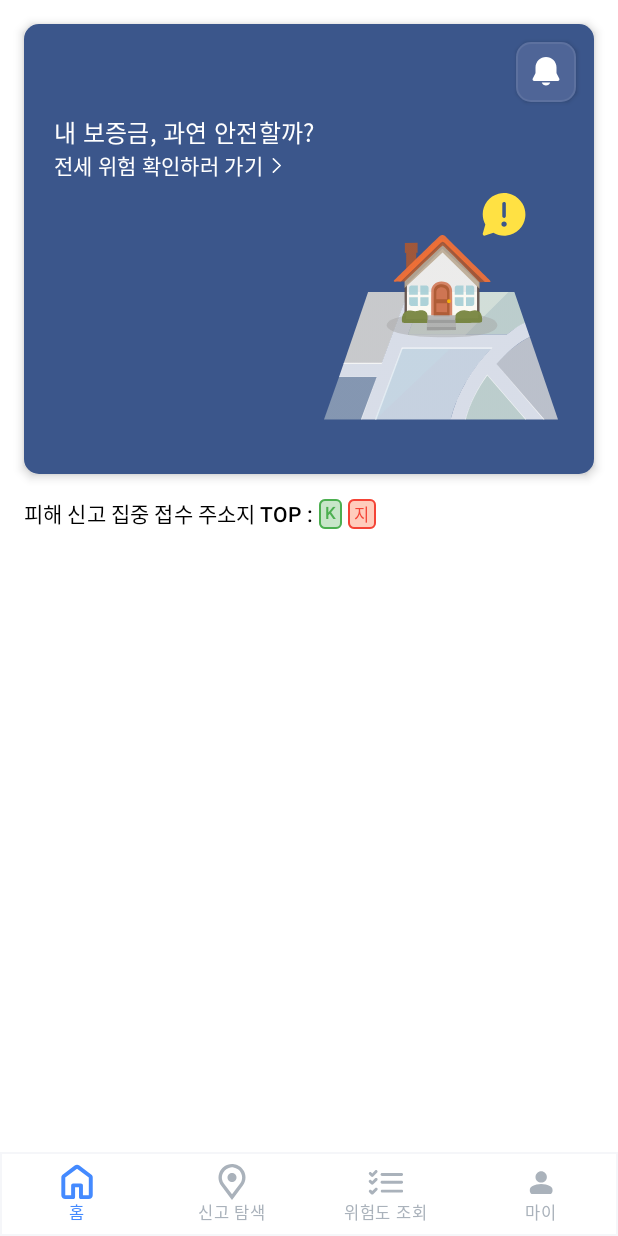
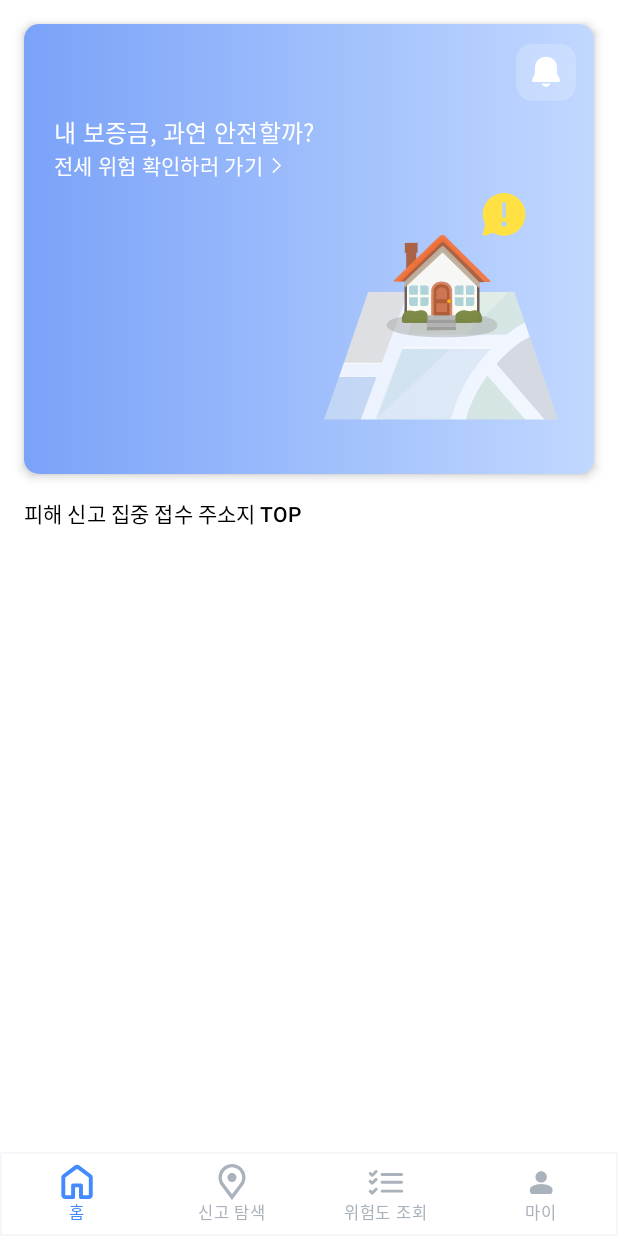
Before and after one commit to Somsomcore/zipcheck-front, an Android app built with Jetpack Compose: the MainScreen screen opened through its navigation route, on a phone screen of 412 x 824 dp. Run offline under Robolectric (Android 15) with nearby library versions, the phone set to English and light mode, and no system bars.

Commit message:
[feat] 아이콘 및 배경 카드 색 수정

```diff
--- a/app/src/main/java/com/zipcheck/android/ui/screen/MainActivity.kt
+++ b/app/src/main/java/com/zipcheck/android/ui/screen/MainActivity.kt
@@ -52,9 +52,13 @@ import com.zipcheck.android.ui.theme.ZipcheckfrontTheme
 import android.content.pm.PackageManager
 import android.util.Base64
 import android.util.Log
+import androidx.compose.foundation.background
 import androidx.compose.runtime.LaunchedEffect
 import androidx.compose.runtime.mutableStateOf
 import androidx.compose.runtime.saveable.rememberSaveable
+import androidx.compose.ui.graphics.Brush
+import com.zipcheck.android.ui.theme.HomeBGLinear0
+import com.zipcheck.android.ui.theme.HomeBGLinear1
 import java.security.MessageDigest
 
 class MainActivity : ComponentActivity() {
@@ -168,6 +172,9 @@ fun MainScreen(
     modifier: Modifier = Modifier
 
 ) {
+    val homeBGLinear0 = HomeBGLinear0
+    val homeBGLinear1 = HomeBGLinear1
+
     Column(
         modifier = modifier
             .fillMaxSize()
@@ -186,11 +193,16 @@ fun MainScreen(
                     .fillMaxWidth()
                     .height(300.dp),
                 shape = RoundedCornerShape(10.dp),
-                colors = CardDefaults.cardColors(containerColor = Color(0xFF3B568B)),
+                colors = CardDefaults.cardColors(containerColor = Color.Transparent),
                 elevation = CardDefaults.cardElevation(4.dp)
             ) {
                 // Row 대신 Box로 배치 자유도 확보
-                Box(modifier = Modifier.fillMaxSize()) {
+                Box(modifier = Modifier
+                    .fillMaxSize()
+                    .background(
+                        brush = Brush.horizontalGradient(listOf(homeBGLinear0, homeBGLinear1))
+                    )
+                ) {
 
                     // 좌측 텍스트
                     Column(
@@ -243,12 +255,9 @@ fun MainScreen(
                                 interactionSource = interaction,
                                 indication = null
                             ) { /* TODO: 알림 화면 이동 */ },
-                        shape = RoundedCornerShape(10.dp),         // 둥근 사각
                         colors = CardDefaults.cardColors(
-                            containerColor = Color(0xFF4F6597)     // 배너색보다 살짝 밝은 파랑 (배경)
-                        ),
-                        elevation = CardDefaults.cardElevation(2.dp),
-                        border = BorderStroke(1.dp, Color.White.copy(alpha = 0.08f)) // 미묘한 테두리(선택)
+                            containerColor = Color.Transparent
+                        )
                     ) {
                         Box(
                             contentAlignment = Alignment.Center,
@@ -257,8 +266,8 @@ fun MainScreen(
                             Icon(
                                 painter = painterResource(id = R.drawable.ic_noti),
                                 contentDescription = "Notification",
-                                tint = Color.White,                 // 아이콘 흰색
-                                modifier = Modifier.size(24.dp)
+                                tint = Color.Unspecified,
+                                modifier = Modifier.size(40.dp)
                             )
                         }
                     }
@@ -276,36 +285,11 @@ fun MainScreen(
         ) {
             Row(verticalAlignment = Alignment.CenterVertically) {
                 Text(
-                    "피해 신고 집중 접수 주소지 TOP : ",
+                    "피해 신고 집중 접수 주소지 TOP",
                     style = MaterialTheme.typography.titleSmall,
                     color = Color.Black
                 )
-                // K/지 아이콘/텍스트 (Placeholder)
-                Card(
-                    shape = RoundedCornerShape(4.dp),
-                    colors = CardDefaults.cardColors(containerColor = Color(0xFFC8E6C9)), // 연두색 배경
-                    border = BorderStroke(1.dp, Color(0xFF4CAF50)) // 녹색 테두리
-                ) {
-                    Text(
-                        "K",
-                        modifier = Modifier.padding(horizontal = 4.dp, vertical = 2.dp),
-                        color = Color(0xFF4CAF50), // 녹색 텍스트
-                        style = MaterialTheme.typography.labelSmall
-                    )
-                }
-                Spacer(Modifier.size(4.dp))
-                Card(
-                    shape = RoundedCornerShape(4.dp),
-                    colors = CardDefaults.cardColors(containerColor = Color(0xFFFFCCBC)), // 살구색 배경
-                    border = BorderStroke(1.dp, Color(0xFFF44336)) // 빨간색 테두리
-                ) {
-                    Text(
-                        "지",
-                        modifier = Modifier.padding(horizontal = 4.dp, vertical = 2.dp),
-                        color = Color(0xFFF44336), // 빨간색 텍스트
-                        style = MaterialTheme.typography.labelSmall
-                    )
-                }
+
             }
 
             Spacer(Modifier.height(8.dp))
--- a/app/src/main/java/com/zipcheck/android/ui/theme/Color.kt
+++ b/app/src/main/java/com/zipcheck/android/ui/theme/Color.kt
@@ -12,6 +12,8 @@ val Pink40 = Color(0xFF7D5260)
 
 val MainBlue = Color(0xFF448AFF)
 val BackGround = Color(0xFFF5F6F9)
+val HomeBGLinear0 = Color(0xFF7AA2F8)
+val HomeBGLinear1 = Color(0xFFC1D8FF)
 
 val Gray = Color(0xFFE3E5E8)
 val LightBlack = Color(0xFF0B0D0E)
--- a/app/src/main/res/drawable/ic_noti.xml
+++ b/app/src/main/res/drawable/ic_noti.xml
@@ -1,9 +1,13 @@
 <vector xmlns:android="http://schemas.android.com/apk/res/android"
-    android:width="24dp"
-    android:height="24dp"
-    android:viewportWidth="24"
-    android:viewportHeight="24">
+    android:width="38dp"
+    android:height="36dp"
+    android:viewportWidth="38"
+    android:viewportHeight="36">
   <path
-      android:pathData="M12.001,2C10.144,2 8.364,2.737 7.051,4.05C5.738,5.363 5.001,7.143 5.001,9V12.528C5.001,12.683 4.965,12.836 4.896,12.975L3.179,16.408C3.095,16.576 3.055,16.762 3.064,16.949C3.072,17.137 3.128,17.319 3.227,17.478C3.325,17.638 3.463,17.77 3.627,17.861C3.791,17.952 3.975,18 4.163,18H19.839C20.026,18 20.211,17.952 20.374,17.861C20.538,17.77 20.676,17.638 20.774,17.478C20.873,17.319 20.929,17.137 20.938,16.949C20.946,16.762 20.906,16.576 20.823,16.408L19.107,12.975C19.037,12.836 19.001,12.683 19.001,12.528V9C19.001,7.143 18.263,5.363 16.95,4.05C15.638,2.737 13.857,2 12.001,2ZM12.001,21C11.38,21 10.774,20.808 10.268,20.45C9.761,20.092 9.378,19.585 9.171,19H14.831C14.624,19.585 14.241,20.092 13.734,20.45C13.227,20.808 12.621,21 12.001,21Z"
+      android:pathData="M10,0L28,0A10,10 0,0 1,38 10L38,26A10,10 0,0 1,28 36L10,36A10,10 0,0 1,0 26L0,10A10,10 0,0 1,10 0z"
+      android:fillColor="#ffffff"
+      android:fillAlpha="0.2"/>
+  <path
+      android:pathData="M19.001,8C17.144,8 15.364,8.738 14.051,10.05C12.738,11.363 12.001,13.144 12.001,15V18.528C12.001,18.683 11.965,18.836 11.896,18.975L10.179,22.408C10.095,22.576 10.055,22.762 10.064,22.949C10.072,23.137 10.128,23.319 10.227,23.478C10.325,23.638 10.463,23.77 10.627,23.861C10.791,23.952 10.975,24 11.163,24H26.839C27.026,24 27.211,23.952 27.374,23.861C27.538,23.77 27.676,23.638 27.774,23.478C27.873,23.319 27.929,23.137 27.938,22.949C27.946,22.762 27.906,22.576 27.823,22.408L26.107,18.975C26.037,18.836 26.001,18.683 26.001,18.528V15C26.001,13.144 25.263,11.363 23.95,10.05C22.638,8.738 20.857,8 19.001,8ZM19.001,27C18.38,27 17.774,26.808 17.268,26.45C16.761,26.092 16.378,25.585 16.171,25H21.831C21.624,25.585 21.24,26.092 20.734,26.45C20.227,26.808 19.621,27 19.001,27Z"
       android:fillColor="#ffffff"/>
 </vector>
```
